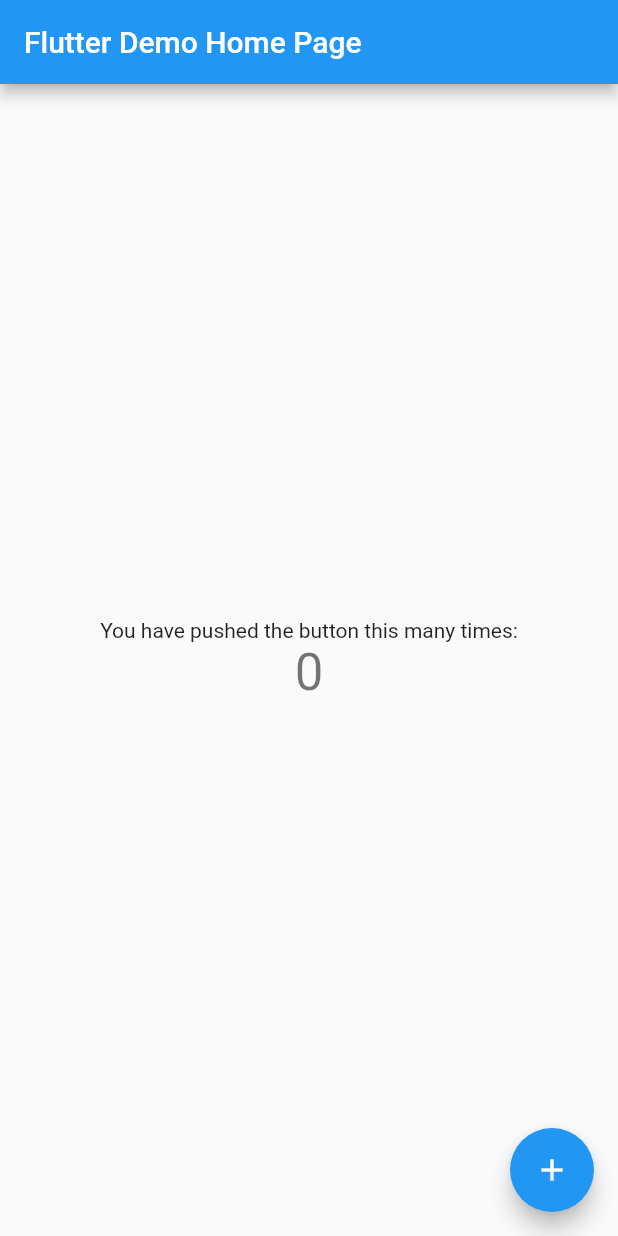
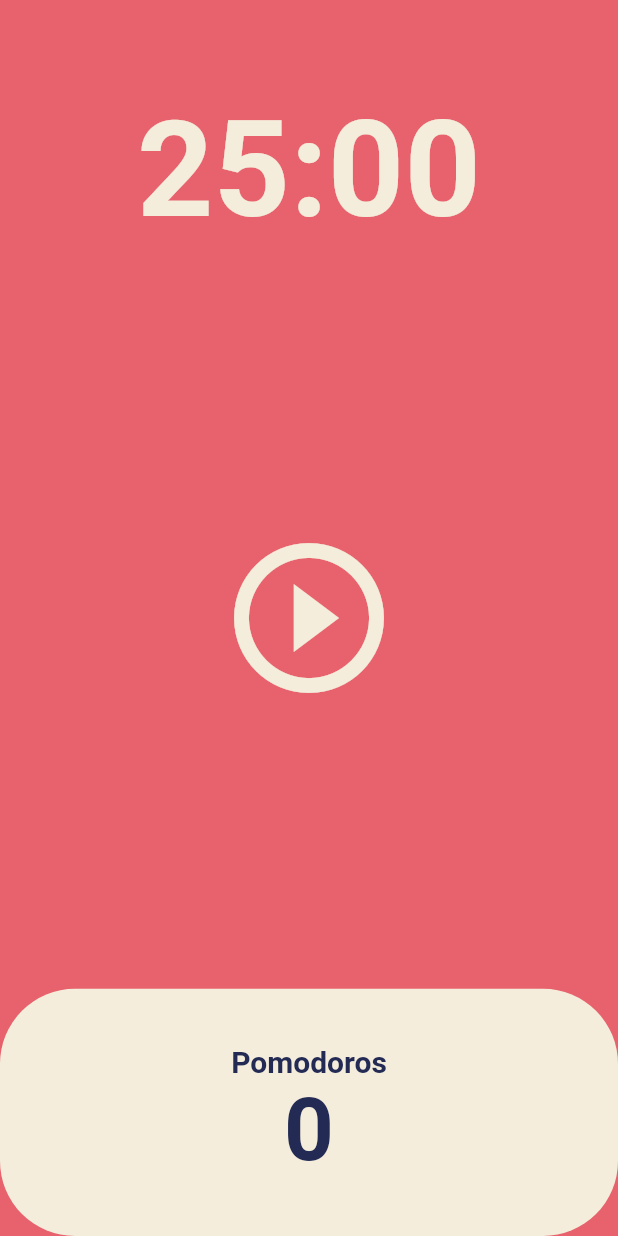
Before and after one commit to royalahn/flutter-pomodoro, a Flutter app: the screen it shows after launch, on a phone screen of 412 x 824 dp. Run offline on Flutter 3.47's test engine with Material 2 defaults, Android fonts, the light colour scheme and no system bars.

Commit message:
Add HomeScreen widget and use it at main

```diff
--- a/lib/main.dart
+++ b/lib/main.dart
@@ -1,115 +1,24 @@
 import 'package:flutter/material.dart';
+import 'package:flutter_pomodoro/screens/home_screen.dart';
 
 void main() {
-  runApp(const MyApp());
+  runApp(App());
 }
 
-class MyApp extends StatelessWidget {
-  const MyApp({super.key});
-
-  // This widget is the root of your application.
+class App extends StatelessWidget {
   @override
   Widget build(BuildContext context) {
     return MaterialApp(
-      title: 'Flutter Demo',
       theme: ThemeData(
-        // This is the theme of your application.
-        //
-        // Try running your application with "flutter run". You'll see the
-        // application has a blue toolbar. Then, without quitting the app, try
-        // changing the primarySwatch below to Colors.green and then invoke
-        // "hot reload" (press "r" in the console where you ran "flutter run",
-        // or simply save your changes to "hot reload" in a Flutter IDE).
-        // Notice that the counter didn't reset back to zero; the application
-        // is not restarted.
-        primarySwatch: Colors.blue,
+        backgroundColor: const Color(0xFFE7626C),
+        textTheme: const TextTheme(
+          headline1: TextStyle(
+            color: Color(0xFF232B55),
+          ),
+        ),
+        cardColor: const Color(0xFFF4EDDB),
       ),
-      home: const MyHomePage(title: 'Flutter Demo Home Page'),
+      home: const HomeScreen(),
     );
   }
 }
-
-class MyHomePage extends StatefulWidget {
-  const MyHomePage({super.key, required this.title});
-
-  // This widget is the home page of your application. It is stateful, meaning
-  // that it has a State object (defined below) that contains fields that affect
-  // how it looks.
-
-  // This class is the configuration for the state. It holds the values (in this
-  // case the title) provided by the parent (in this case the App widget) and
-  // used by the build method of the State. Fields in a Widget subclass are
-  // always marked "final".
-
-  final String title;
-
-  @override
-  State<MyHomePage> createState() => _MyHomePageState();
-}
-
-class _MyHomePageState extends State<MyHomePage> {
-  int _counter = 0;
-
-  void _incrementCounter() {
-    setState(() {
-      // This call to setState tells the Flutter framework that something has
-      // changed in this State, which causes it to rerun the build method below
-      // so that the display can reflect the updated values. If we changed
-      // _counter without calling setState(), then the build method would not be
-      // called again, and so nothing would appear to happen.
-      _counter++;
-    });
-  }
-
-  @override
-  Widget build(BuildContext context) {
-    // This method is rerun every time setState is called, for instance as done
-    // by the _incrementCounter method above.
-    //
-    // The Flutter framework has been optimized to make rerunning build methods
-    // fast, so that you can just rebuild anything that needs updating rather
-    // than having to individually change instances of widgets.
-    return Scaffold(
-      appBar: AppBar(
-        // Here we take the value from the MyHomePage object that was created by
-        // the App.build method, and use it to set our appbar title.
-        title: Text(widget.title),
-      ),
-      body: Center(
-        // Center is a layout widget. It takes a single child and positions it
-        // in the middle of the parent.
-        child: Column(
-          // Column is also a layout widget. It takes a list of children and
-          // arranges them vertically. By default, it sizes itself to fit its
-          // children horizontally, and tries to be as tall as its parent.
-          //
-          // Invoke "debug painting" (press "p" in the console, choose the
-          // "Toggle Debug Paint" action from the Flutter Inspector in Android
-          // Studio, or the "Toggle Debug Paint" command in Visual Studio Code)
-          // to see the wireframe for each widget.
-          //
-          // Column has various properties to control how it sizes itself and
-          // how it positions its children. Here we use mainAxisAlignment to
-          // center the children vertically; the main axis here is the vertical
-          // axis because Columns are vertical (the cross axis would be
-          // horizontal).
-          mainAxisAlignment: MainAxisAlignment.center,
-          children: <Widget>[
-            const Text(
-              'You have pushed the button this many times:',
-            ),
-            Text(
-              '$_counter',
-              style: Theme.of(context).textTheme.headline4,
-            ),
-          ],
-        ),
-      ),
-      floatingActionButton: FloatingActionButton(
-        onPressed: _incrementCounter,
-        tooltip: 'Increment',
-        child: const Icon(Icons.add),
-      ), // This trailing comma makes auto-formatting nicer for build methods.
-    );
-  }
-}
--- /dev/null
+++ b/lib/screens/home_screen.dart
@@ -0,0 +1,129 @@
+import 'dart:async';
+
+import 'package:flutter/material.dart';
+
+class HomeScreen extends StatefulWidget {
+  const HomeScreen({super.key});
+
+  @override
+  State<HomeScreen> createState() => _HomeScreenState();
+}
+
+class _HomeScreenState extends State<HomeScreen> {
+  static const twentyFiveMinutes = 1500;
+  int totalSeconds = twentyFiveMinutes;
+  bool isRunning = false;
+  int totalPomodoros = 0;
+  late Timer timer;
+
+  void onTick(Timer timer) {
+    if (totalSeconds == 0) {
+      setState(() {
+        totalPomodoros = totalPomodoros + 1;
+        isRunning = false;
+        totalSeconds = twentyFiveMinutes;
+      });
+      timer.cancel();
+    } else {
+      setState(() {
+        totalSeconds = totalSeconds - 1;
+      });
+    }
+  }
+
+  void onStartPressed() {
+    timer = Timer.periodic(
+      const Duration(seconds: 1),
+      onTick,
+    );
+    setState(() {
+      isRunning = true;
+    });
+  }
+
+  void onPausePressed() {
+    timer.cancel();
+    setState(() {
+      isRunning = false;
+    });
+  }
+
+  String format(int seconds) {
+    var duration = Duration(seconds: seconds);
+    return duration.toString().split(".").first.substring(2, 7);
+  }
+
+  @override
+  Widget build(BuildContext context) {
+    return Scaffold(
+      backgroundColor: Theme.of(context).backgroundColor,
+      body: Column(
+        children: [
+          Flexible(
+            flex: 1,
+            child: Container(
+              alignment: Alignment.bottomCenter,
+              child: Text(
+                format(totalSeconds),
+                style: TextStyle(
+                  color: Theme.of(context).cardColor,
+                  fontSize: 89,
+                  fontWeight: FontWeight.w600,
+                ),
+              ),
+            ),
+          ),
+          Flexible(
+            flex: 3,
+            child: Center(
+              child: IconButton(
+                iconSize: 120,
+                color: Theme.of(context).cardColor,
+                onPressed: isRunning ? onPausePressed : onStartPressed,
+                icon: Icon(isRunning
+                    ? Icons.pause_circle_outline
+                    : Icons.play_circle_outline),
+              ),
+            ),
+          ),
+          Flexible(
+            flex: 1,
+            child: Row(
+              children: [
+                Expanded(
+                  child: Container(
+                    decoration: BoxDecoration(
+                      color: Theme.of(context).cardColor,
+                      borderRadius: BorderRadius.circular(50),
+                    ),
+                    child: Column(
+                      mainAxisAlignment: MainAxisAlignment.center,
+                      children: [
+                        Text(
+                          'Pomodoros',
+                          style: TextStyle(
+                            fontSize: 20,
+                            fontWeight: FontWeight.w600,
+                            color: Theme.of(context).textTheme.headline1!.color,
+                          ),
+                        ),
+                        Text(
+                          '$totalPomodoros',
+                          style: TextStyle(
+                            fontSize: 58,
+                            fontWeight: FontWeight.w600,
+                            color: Theme.of(context).textTheme.headline1!.color,
+                          ),
+                        ),
+                      ],
+                    ),
+                  ),
+                ),
+              ],
+            ),
+          )
+        ],
+      ),
+    );
+  }
+}
```
